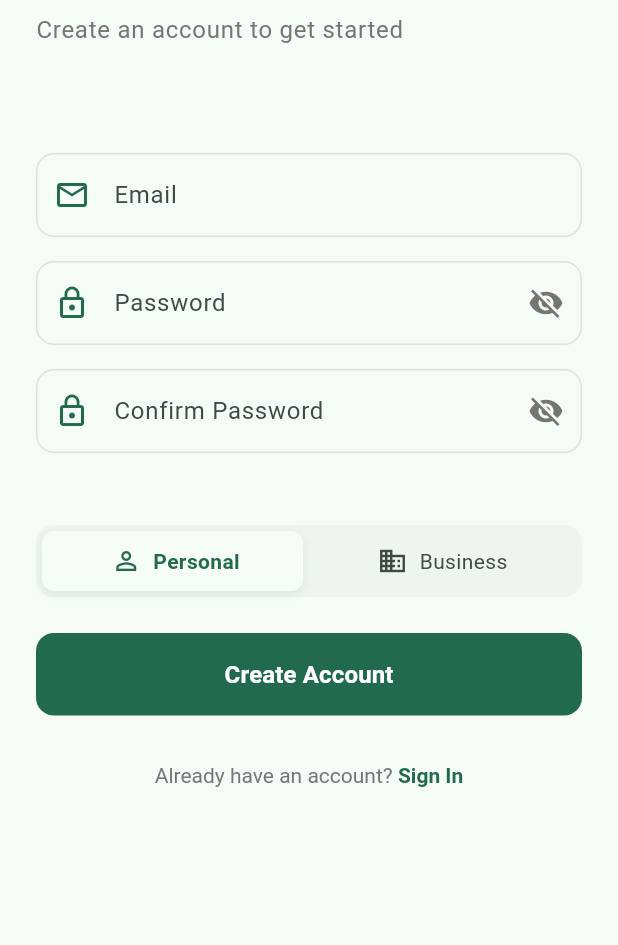
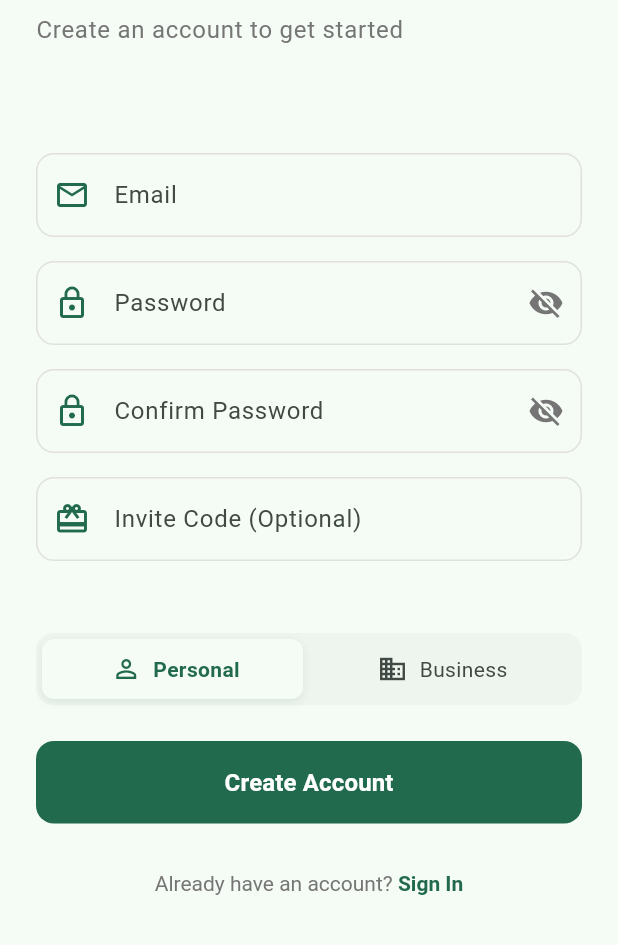
Before and after one commit to rehan-code/Makaan, a Flutter app: the SignUpPage screen opened by its route, on a phone screen of 412 x 824 dp, the part 291-1236 px from its top. Run offline on Flutter 3.47's test engine with Material 3 defaults, Android fonts, the light colour scheme and no system bars; our stand-ins replace flutter_dotenv, font_awesome_flutter, share_plus, supabase_flutter; accounts and stored records are empty; network calls fail.

Commit message:
added invite code functionality

```diff
--- /dev/null
+++ b/lib/models/invite.dart
@@ -0,0 +1,41 @@
+import 'package:supabase_flutter/supabase_flutter.dart';
+
+class Invite {
+  final String id;
+  final String inviterId;
+  final String code;
+  final bool isUsed;
+  final DateTime createdAt;
+  final DateTime? usedAt;
+
+  Invite({
+    required this.id,
+    required this.inviterId,
+    required this.code,
+    required this.isUsed,
+    required this.createdAt,
+    this.usedAt,
+  });
+
+  factory Invite.fromJson(Map<String, dynamic> json) {
+    return Invite(
+      id: json['id'] as String,
+      inviterId: json['inviter_id'] as String,
+      code: json['code'] as String,
+      isUsed: json['is_used'] as bool,
+      createdAt: DateTime.parse(json['created_at'] as String),
+      usedAt: json['used_at'] != null ? DateTime.parse(json['used_at'] as String) : null,
+    );
+  }
+
+  Map<String, dynamic> toJson() {
+    return {
+      'id': id,
+      'inviter_id': inviterId,
+      'code': code,
+      'is_used': isUsed,
+      'created_at': createdAt.toIso8601String(),
+      'used_at': usedAt?.toIso8601String(),
+    };
+  }
+}
--- a/lib/pages/auth/signup_page.dart
+++ b/lib/pages/auth/signup_page.dart
@@ -1,5 +1,6 @@
 import 'package:flutter/material.dart';
 import 'package:makaan/pages/auth/business_details_page.dart';
+import 'package:makaan/services/invite_service.dart';
 import 'package:supabase_flutter/supabase_flutter.dart';
 
 class SignUpPage extends StatefulWidget {
@@ -13,6 +14,7 @@ class _SignUpPageState extends State<SignUpPage> {
   final _emailController = TextEditingController();
   final _passwordController = TextEditingController();
   final _confirmPasswordController = TextEditingController();
+  final _inviteCodeController = TextEditingController();
   final _formKey = GlobalKey<FormState>();
   bool _isLoading = false;
   bool _obscurePassword = true;
@@ -24,6 +26,7 @@ class _SignUpPageState extends State<SignUpPage> {
     _emailController.dispose();
     _passwordController.dispose();
     _confirmPasswordController.dispose();
+    _inviteCodeController.dispose();
     super.dispose();
   }
 
@@ -45,6 +48,14 @@ class _SignUpPageState extends State<SignUpPage> {
     });
 
     try {
+      // Validate invite code first
+      if (_inviteCodeController.text.isNotEmpty) {
+        final isValid = await InviteService.useInviteCode(_inviteCodeController.text);
+        if (!isValid) {
+          throw Exception('Invalid or already used invite code');
+        }
+      }
+
       final AuthResponse res = await Supabase.instance.client.auth.signUp(
         email: _emailController.text.trim(),
         password: _passwordController.text.trim(),
@@ -90,8 +101,8 @@ class _SignUpPageState extends State<SignUpPage> {
     } catch (error) {
       if (!mounted) return;
       ScaffoldMessenger.of(context).showSnackBar(
-        const SnackBar(
-          content: Text('Unexpected error occurred'),
+        SnackBar(
+          content: Text(error.toString()),
           backgroundColor: Colors.red,
         ),
       );
@@ -237,6 +248,26 @@ class _SignUpPageState extends State<SignUpPage> {
                       }
                       return null;
                     },
+                  ),
+                  const SizedBox(height: 16),
+                  TextFormField(
+                    controller: _inviteCodeController,
+                    decoration: InputDecoration(
+                      labelText: 'Invite Code (Optional)',
+                      hintText: 'Enter invite code if you have one',
+                      prefixIcon: Icon(Icons.card_giftcard_outlined, color: theme.colorScheme.primary),
+                      border: OutlineInputBorder(
+                        borderRadius: BorderRadius.circular(12),
+                      ),
+                      enabledBorder: OutlineInputBorder(
+                        borderRadius: BorderRadius.circular(12),
+                        borderSide: BorderSide(color: Colors.grey[300]!),
+                      ),
+                      focusedBorder: OutlineInputBorder(
+                        borderRadius: BorderRadius.circular(12),
+                        borderSide: BorderSide(color: theme.colorScheme.primary),
+                      ),
+                    ),
                   ),
                   const SizedBox(height: 48),
                   GestureDetector(
```
Also changed, not shown: lib/pages/home/home_page.dart (+11 -4 lines), lib/pages/invite/invite_page.dart (added, +181 -0 lines), lib/pages/offer/all_reviews_page.dart (+119 -119 lines), lib/services/invite_service.dart (added, +86 -0 lines).
